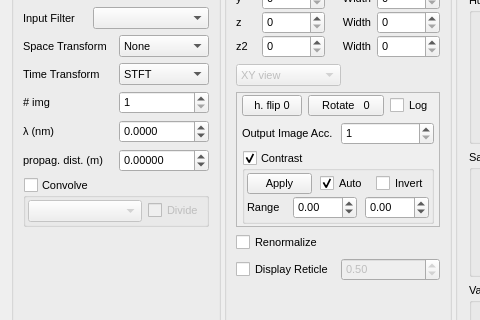
This is Holovibes/mainwindow.ui in DigitalHolography/Holovibes as Qt 5 draws it before an edit; both pictures show x 0 to 480 and y 175 to 495 of the 1210 by 798 pixel window. The edited form follows.
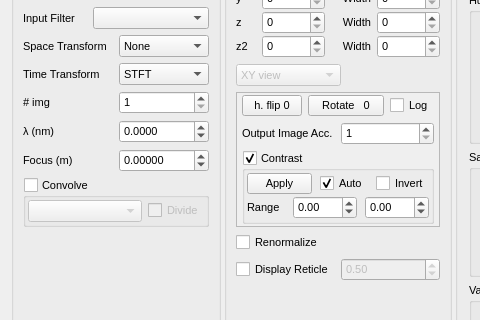
This is the edited form. Custom widgets are drawn as their Qt base class.

Commit message: ConfigUI: propag. dist. label renamed to Focus LightUI: separated LineEdit  between Output File Directory and Output File Name

Patch:
```diff
--- a/Holovibes/mainwindow.ui
+++ b/Holovibes/mainwindow.ui
@@ -462,7 +462,7 @@
            <item row="5" column="0">
             <widget class="QLabel" name="ZLabel">
              <property name="text">
-              <string>propag. dist. (m)</string>
+              <string>Focus (m)</string>
              </property>
              <property name="alignment">
               <set>Qt::AlignLeading|Qt::AlignLeft|Qt::AlignVCenter</set>
```
The commit also changes 5 other files.
